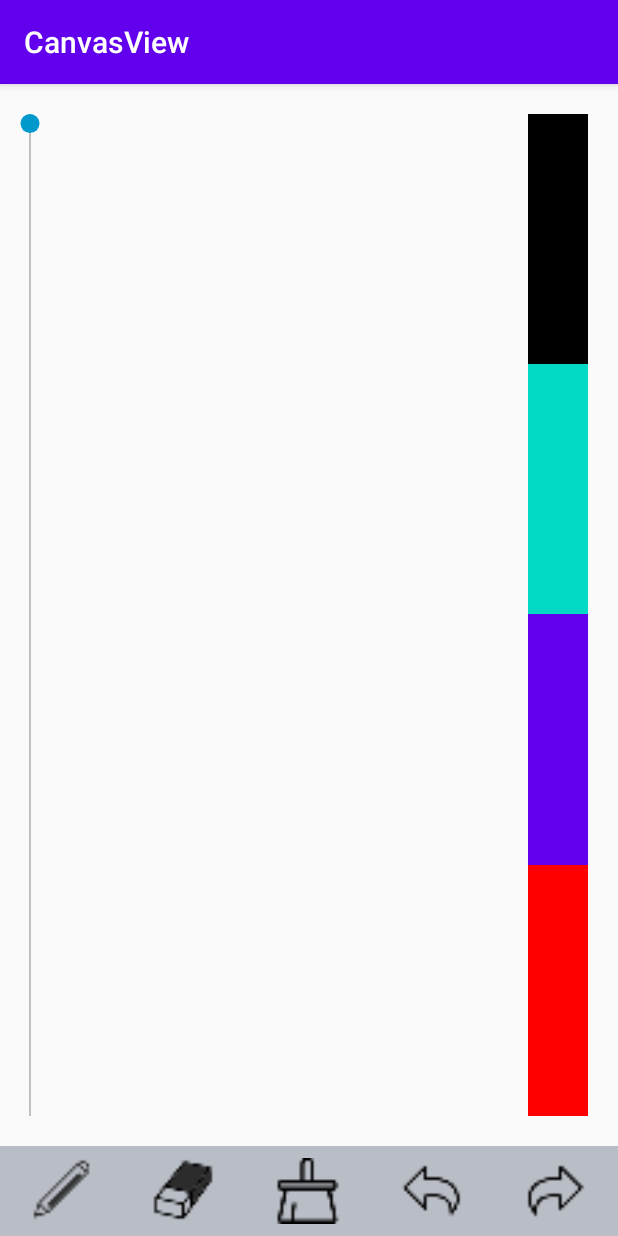
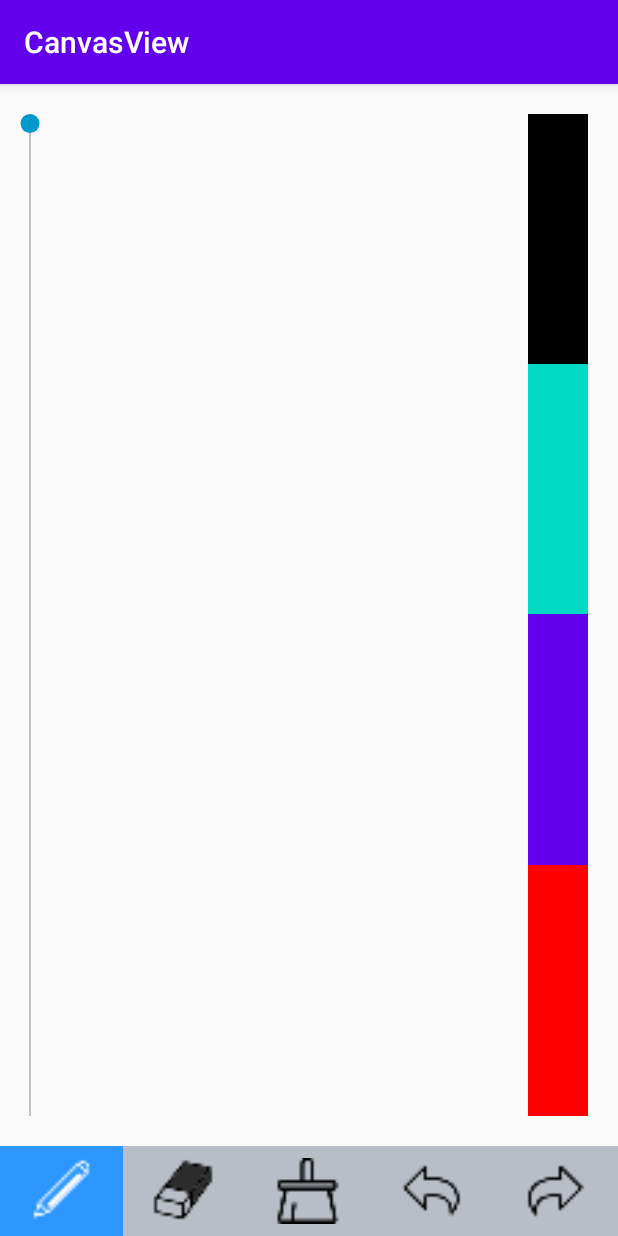
Before and after one commit to xcodeju/CanvasView, an Android app: the screen it shows after launch (MainActivity), on a phone screen of 412 x 824 dp. Run offline under Robolectric (Android 15) with nearby library versions, the phone set to English and light mode, and no system bars.

Commit message:
6.实现点击功能

```diff
--- a/app/src/main/java/me/jrl/canvasview/Slider.kt
+++ b/app/src/main/java/me/jrl/canvasview/Slider.kt
@@ -121,6 +121,7 @@ class Slider : View {
 
     /**
      * dp 转 px
+     *
      * @param dpValue dp值
      * */
     private fun dp2px(context: Context,dpValue:Int):Float{
@@ -147,8 +148,11 @@ class Slider : View {
         this.listener = listener
     }
 
+    /**
+     * 回调滑动比值
+     * */
     private fun callSliderValueBack(){
-        listener?.sliderCallBack(position)
+        listener?.sliderCallBack(position / measuredHeight)
     }
 
 }
--- a/app/src/main/res/layout/activity_main.xml
+++ b/app/src/main/res/layout/activity_main.xml
@@ -27,7 +27,9 @@
             android:id="@+id/drawBoard"
             android:layout_width="0dp"
             android:layout_height="match_parent"
-            android:layout_weight="1"/>
+            android:layout_weight="1"
+            android:layout_marginStart="10dp"
+            android:layout_marginEnd="10dp"/>
 
         <LinearLayout
             android:layout_width="60dp"
@@ -37,28 +39,28 @@
             android:layout_marginBottom="20dp">
 
             <ImageView
-                android:id="@+id/iv_one"
+                android:id="@+id/iv_black"
                 android:layout_width="40dp"
                 android:layout_height="40dp"
                 android:layout_weight="1"
                 android:background="@color/colorBlack" />
 
             <ImageView
-                android:id="@+id/iv_two"
+                android:id="@+id/iv_accent"
                 android:layout_width="40dp"
                 android:layout_height="40dp"
                 android:layout_weight="1"
                 android:background="@color/colorAccent" />
 
             <ImageView
-                android:id="@+id/iv_three"
+                android:id="@+id/iv_primary"
                 android:layout_width="40dp"
                 android:layout_height="40dp"
                 android:layout_weight="1"
                 android:background="@color/colorPrimary" />
 
             <ImageView
-                android:id="@+id/iv_four"
+                android:id="@+id/iv_red"
                 android:layout_width="40dp"
                 android:layout_height="40dp"
                 android:layout_weight="1"
@@ -76,7 +78,7 @@
         android:orientation="horizontal">
 
         <ImageView
-            android:id="@+id/iv_paint"
+            android:id="@+id/mPaint"
             android:layout_width="wrap_content"
             android:layout_height="match_parent"
             android:layout_weight="1"
@@ -85,7 +87,7 @@
             android:src="@drawable/paint_mode_src" />
 
         <ImageView
-            android:id="@+id/iv_eraser"
+            android:id="@+id/mEraser"
             android:layout_width="wrap_content"
             android:layout_height="match_parent"
             android:layout_weight="1"
@@ -94,7 +96,7 @@
             android:src="@drawable/eraser_mode_src" />
 
         <ImageView
-            android:id="@+id/iv_clean"
+            android:id="@+id/mClean"
             android:layout_width="wrap_content"
             android:layout_height="match_parent"
             android:layout_weight="1"
@@ -103,7 +105,7 @@
             android:src="@mipmap/clean" />
 
         <ImageView
-            android:id="@+id/iv_last"
+            android:id="@+id/mLast"
             android:layout_width="wrap_content"
             android:layout_height="match_parent"
             android:layout_weight="1"
@@ -112,7 +114,7 @@
             android:src="@mipmap/last" />
 
         <ImageView
-            android:id="@+id/iv_next"
+            android:id="@+id/mNext"
             android:layout_width="wrap_content"
             android:layout_height="match_parent"
             android:layout_weight="1"
```
Also changed, not shown: app/src/main/java/me/jrl/canvasview/DrawBoard.kt (+8 -3 lines), app/src/main/java/me/jrl/canvasview/MainActivity.kt (+161 -1 lines).
